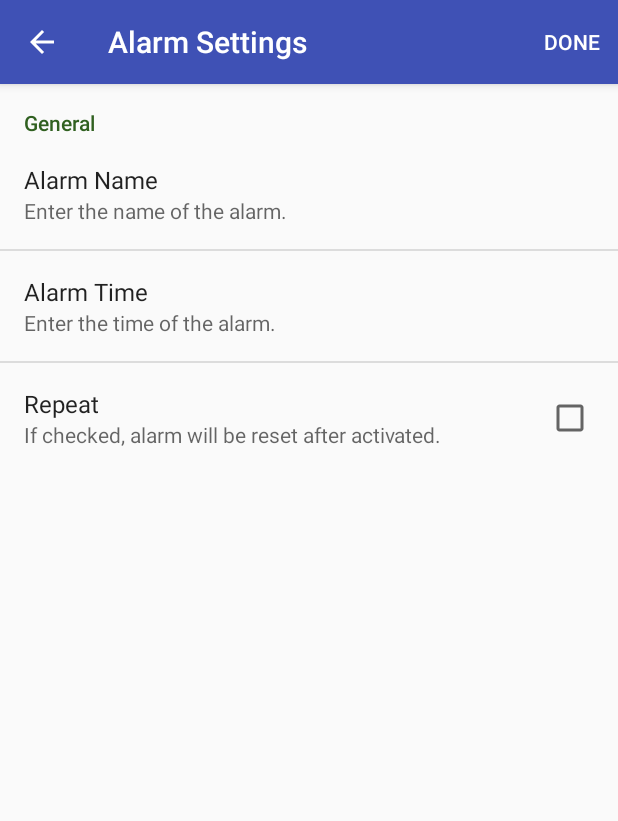
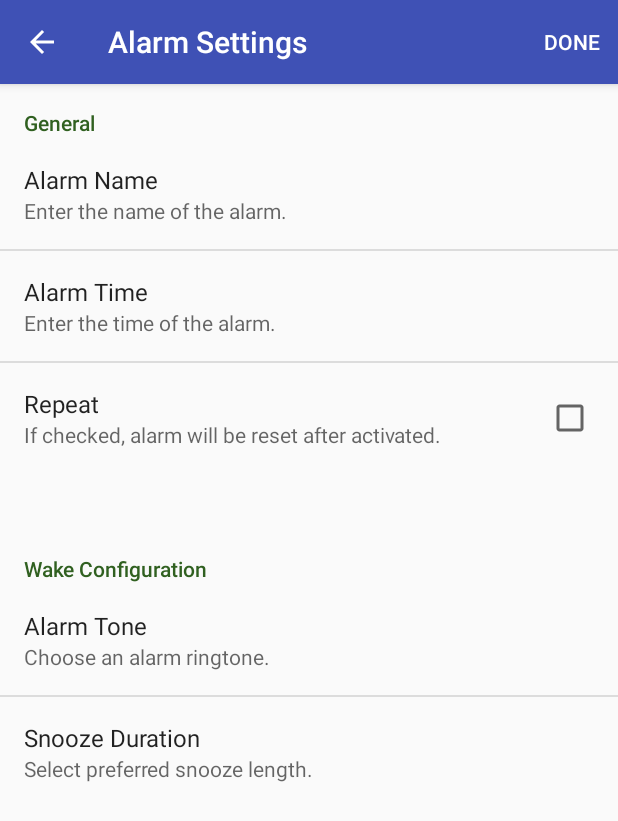
Before and after one commit to GitMeGet/kludge, an Android app: the InputAlarm screen opened directly, with no data from a screen before it, on a phone screen of 412 x 824 dp. Shown: the top 821 px of the screen. Run offline under Robolectric (Android 15) with nearby library versions, the phone set to English and light mode, and no system bars.

Commit message:
implement input_alarm preference screen

```diff
--- a/app/src/main/java/com/kludge/wakemeup/InputAlarm.java
+++ b/app/src/main/java/com/kludge/wakemeup/InputAlarm.java
@@ -5,6 +5,7 @@ import android.content.SharedPreferences;
 import android.os.Bundle;
 import android.preference.CheckBoxPreference;
 import android.preference.EditTextPreference;
+import android.preference.ListPreference;
 import android.preference.Preference;
 import android.preference.PreferenceActivity;
 import android.preference.PreferenceFragment;
@@ -12,6 +13,7 @@ import android.app.FragmentManager;
 import android.app.FragmentTransaction;
 import android.preference.PreferenceManager;
 import android.support.v7.app.AppCompatActivity;
+import android.util.Log;
 import android.view.LayoutInflater;
 import android.view.Menu;
 import android.view.MenuInflater;
@@ -59,17 +61,31 @@ public class InputAlarm extends AppCompatActivity {
             editor.putInt("preference_alarm_hour", alarm.getHour());
             editor.putInt("preference_alarm_minute", alarm.getMin());
             editor.putBoolean("preference_alarm_repeat", alarm.isRepeat());
+            editor.putString("preference_snooze_duration", ""+alarm.getnSnooze());
+            editor.putString("preference_alarm_ringtone", alarm.getRingtone());
 
             editor.apply();
         }
-        /*
+
+        /* todo:fix updating summary
         //update time text on alarm preference
         prefListener = new SharedPreferences.OnSharedPreferenceChangeListener() {
             @Override
             public void onSharedPreferenceChanged(SharedPreferences sharedPreferences, String key) {
+                Log.i("changed"," called");
                 switch(key){
                     case "preference_alarm_name":
-
+                        EditTextPreference prefName = (EditTextPreference) findPreference(key);
+                        prefName.setSummary("Name: "+sharedPreferences.getString("preference_alarm_name", "New Alarm"));
+                        break;
+                    case "preference_alarm_time":
+                        com.kludge.wakemeup.TimePreference prefTime = (com.kludge.wakemeup.TimePreference) findPreference(key);
+                        prefTime.setSummary("Time set: "+sharedPreferences.getInt("preference_alarm_hour",0)+":"+sharedPreferences.getInt("preference_alarm_minute", 0));
+                        break;
+                    case "preference_alarm_snooze":
+                        ListPreference prefSnooze = (ListPreference) findPreference(key) ;
+                        prefSnooze.setSummary("Snooze duration: "+sharedPreferences.getInt("preference_snooze_duration", 0)+" minutes");
+                        break;
                 }
             }
         };
@@ -108,7 +124,7 @@ public class InputAlarm extends AppCompatActivity {
         }
     }
 
-    public static class SettingsFragment extends PreferenceFragment{
+    public static class SettingsFragment extends PreferenceFragment implements SharedPreferences.OnSharedPreferenceChangeListener{
 
         @Override
         public void onCreate(Bundle savedInstanceState) {
@@ -124,7 +140,37 @@ public class InputAlarm extends AppCompatActivity {
             return v;
         }
 
+        @Override
+        public void onResume() {
+            super.onResume();
+            getPreferenceManager().getSharedPreferences().registerOnSharedPreferenceChangeListener(this);
+        }
 
+        @Override
+        public void onPause() {
+            super.onPause();
+            getPreferenceManager().getSharedPreferences().unregisterOnSharedPreferenceChangeListener(this);
+        }
+
+        @Override
+        public void onSharedPreferenceChanged(SharedPreferences sharedPreferences, String key) {
+            Log.i("changed"," called");
+            switch(key){
+                case "preference_alarm_name":
+                    EditTextPreference prefName = (EditTextPreference) findPreference(key);
+                    prefName.setSummary("Name: "+sharedPreferences.getString("preference_alarm_name", "New Alarm"));
+                    break;
+                case "preference_alarm_time":
+                    com.kludge.wakemeup.TimePreference prefTime = (com.kludge.wakemeup.TimePreference) findPreference(key);
+                    prefTime.setSummary("Time set: "+sharedPreferences.getInt("preference_alarm_hour",0)+":"+sharedPreferences.getInt("preference_alarm_minute", 0));
+                    break;
+                case "preference_alarm_snooze":
+                    ListPreference prefSnooze = (ListPreference) findPreference(key) ;
+                    prefSnooze.setSummary("Snooze duration: "+sharedPreferences.getInt("preference_snooze_duration", 0)+" minutes");
+                    break;
+
+            }
+        }
     }
 
 
@@ -155,6 +201,9 @@ public class InputAlarm extends AppCompatActivity {
         data.putExtra("hour", sharedPrefs.getInt("preference_alarm_hour", 0));
         data.putExtra("minute", sharedPrefs.getInt("preference_alarm_minute", 0));
         data.putExtra("repeat", sharedPrefs.getBoolean("preference_alarm_repeat", false));
+        data.putExtra("snooze", Integer.parseInt(sharedPrefs.getString("preference_snooze_duration", "1")));
+        data.putExtra("ringtone", sharedPrefs.getString("preference_alarm_ringtone", "Empty"));
+
 
         data.putExtra("alarmId", alarmId); //alarmId can be -1, which means new alarm
 
--- a/app/src/main/java/com/kludge/wakemeup/RingtoneService.java
+++ b/app/src/main/java/com/kludge/wakemeup/RingtoneService.java
@@ -5,6 +5,7 @@ import android.content.Context;
 import android.content.Intent;
 import android.media.AudioManager;
 import android.media.MediaPlayer;
+import android.net.Uri;
 import android.os.IBinder;
 
 public class RingtoneService extends Service {
@@ -40,7 +41,7 @@ public class RingtoneService extends Service {
 
 
         // play ringtone
-        alarm_ringer = MediaPlayer.create(getApplicationContext(), R.raw.souls);
+        alarm_ringer = MediaPlayer.create(getApplicationContext(), Uri.parse(intent.getStringExtra("ringtone")));
         alarm_ringer.setLooping(true);
         alarm_ringer.start();
 
--- /dev/null
+++ b/app/src/main/res/values/arrays.xml
@@ -0,0 +1,19 @@
+<?xml version="1.0" encoding="utf-8"?>
+<resources>
+
+    <string-array name="snooze_durations">
+        <item name="3min">3 Minutes</item>
+        <item name="5min">5 Minutes</item>
+        <item name="10min">10 Minutes</item>
+        <item name="15min">15 Minutes</item>
+        <item name="30min">30 Minutes</item>
+    </string-array>
+    <string-array name="snooze_durations_values">
+        <item>3</item>
+        <item>5</item>
+        <item>10</item>
+        <item>15</item>
+        <item>30</item>
+    </string-array>
+
+</resources>
--- a/app/src/main/res/xml/alarm_preferences.xml
+++ b/app/src/main/res/xml/alarm_preferences.xml
@@ -20,4 +20,16 @@
             android:defaultValue="false" />
 
     <PreferenceCategory/>
+    <PreferenceCategory android:title="Wake Configuration" />
+        <RingtonePreference android:key="preference_alarm_ringtone"
+            android:title="Alarm Tone"
+            android:summary="Choose an alarm ringtone." />
+
+        <ListPreference android:key="preference_snooze_duration"
+            android:title="Snooze Duration"
+            android:entries="@array/snooze_durations"
+            android:entryValues="@array/snooze_durations_values"
+            android:summary="Select preferred snooze length." />
+    <PreferenceCategory/>
+
 </PreferenceScreen>
```
Also changed, not shown: app/src/main/java/com/kludge/wakemeup/AlarmDetails.java (+22 -6 lines), app/src/main/java/com/kludge/wakemeup/AlarmWake.java (+11 -0 lines), app/src/main/java/com/kludge/wakemeup/MainAlarm.java (+10 -3 lines).
